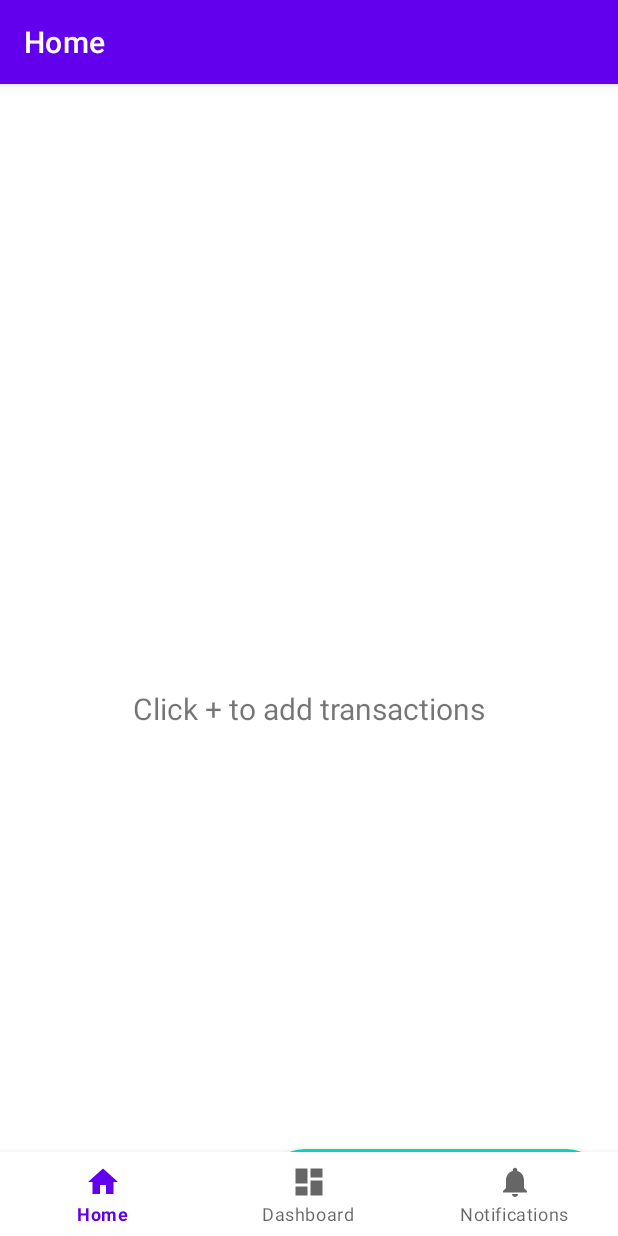
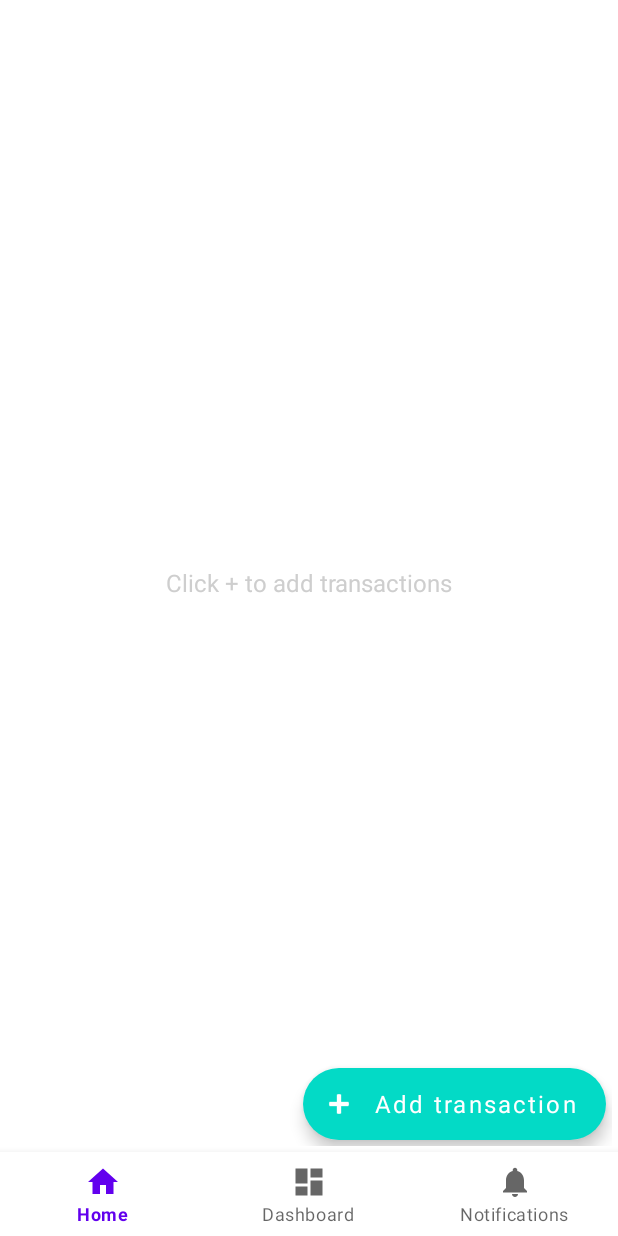
Before and after one commit to Kavin511/expense_manager, an Android app: the screen it shows after launch (MainActivity), on a phone screen of 412 x 824 dp. Run offline under Robolectric (Android 15) with nearby library versions, the phone set to English and light mode, and no system bars; our stand-ins replace navigation-ui.

Commit message:
Updated home screen ui changes

```diff
--- a/app/src/main/AndroidManifest.xml
+++ b/app/src/main/AndroidManifest.xml
@@ -23,6 +23,9 @@
                 <category android:name="android.intent.category.LAUNCHER" />
             </intent-filter>
         </activity>
+        <meta-data
+            android:name="preloaded_fonts"
+            android:resource="@array/preloaded_fonts" />
     </application>
 
 </manifest>
--- a/app/src/main/java/com/example/expensemanager/MainActivity.kt
+++ b/app/src/main/java/com/example/expensemanager/MainActivity.kt
@@ -29,7 +29,6 @@ class MainActivity : AppCompatActivity() {
                 R.id.navigation_home, R.id.navigation_dashboard, R.id.navigation_notifications
             )
         )
-        setupActionBarWithNavController(navController, appBarConfiguration)
         navView.setupWithNavController(navController)
     }
 }
--- a/app/src/main/java/com/example/expensemanager/ui/home/HomeFragment.kt
+++ b/app/src/main/java/com/example/expensemanager/ui/home/HomeFragment.kt
@@ -7,7 +7,11 @@ import android.view.ViewGroup
 import android.widget.TextView
 import androidx.fragment.app.Fragment
 import androidx.lifecycle.ViewModelProvider
+import androidx.navigation.fragment.findNavController
+import androidx.navigation.ui.NavigationUI
+import com.example.expensemanager.R
 import com.example.expensemanager.databinding.FragmentHomeBinding
+import com.google.android.material.floatingactionbutton.ExtendedFloatingActionButton
 
 class HomeFragment : Fragment() {
 
@@ -28,11 +32,19 @@ class HomeFragment : Fragment() {
         _binding = FragmentHomeBinding.inflate(inflater, container, false)
         val root: View = binding.root
 
-        val textView: TextView = binding.textHome
+        val textView: TextView = binding.emptyTransactions
         homeViewModel.text.observe(viewLifecycleOwner) {
             textView.text = it
         }
         return root
+    }
+
+    override fun onViewCreated(view: View, savedInstanceState: Bundle?) {
+        super.onViewCreated(view, savedInstanceState)
+        val addTransactions: ExtendedFloatingActionButton = binding.addTransaction
+        addTransactions.setOnClickListener {
+            findNavController().navigate(R.id.action_navigation_home_to_transactionFragment)
+        }
     }
 
     override fun onDestroyView() {
--- /dev/null
+++ b/app/src/main/java/com/example/expensemanager/ui/transaction/TransactionViewModel.kt
@@ -0,0 +1,4 @@
+package com.example.expensemanager.ui.transaction
+
+class TransactionViewModel {
+}
--- a/app/src/main/res/layout/activity_main.xml
+++ b/app/src/main/res/layout/activity_main.xml
@@ -3,8 +3,7 @@
     xmlns:app="http://schemas.android.com/apk/res-auto"
     android:id="@+id/container"
     android:layout_width="match_parent"
-    android:layout_height="match_parent"
-    android:paddingTop="?attr/actionBarSize">
+    android:layout_height="match_parent">
 
     <com.google.android.material.bottomnavigation.BottomNavigationView
         android:id="@+id/nav_view"
@@ -22,9 +21,10 @@
         android:id="@+id/nav_host_fragment_activity_main"
         android:name="androidx.navigation.fragment.NavHostFragment"
         android:layout_width="match_parent"
-        android:layout_height="match_parent"
+        android:layout_height="0dp"
         app:defaultNavHost="true"
-        app:layout_constraintBottom_toTopOf="@id/nav_view"
+        app:flow_verticalAlign="top"
+        app:layout_constraintBottom_toTopOf="@+id/nav_view"
         app:layout_constraintLeft_toLeftOf="parent"
         app:layout_constraintRight_toRightOf="parent"
         app:layout_constraintTop_toTopOf="parent"
--- a/app/src/main/res/layout/fragment_home.xml
+++ b/app/src/main/res/layout/fragment_home.xml
@@ -4,17 +4,20 @@
     xmlns:tools="http://schemas.android.com/tools"
     android:layout_width="match_parent"
     android:layout_height="match_parent"
+    android:padding="@dimen/default_padding"
+    android:theme="@style/Theme.MaterialComponents.NoActionBar"
     tools:context=".ui.home.HomeFragment">
 
     <TextView
-        android:id="@+id/text_home"
+        android:id="@+id/empty_transactions"
         android:layout_width="match_parent"
         android:layout_height="wrap_content"
         android:layout_marginStart="8dp"
         android:layout_marginTop="8dp"
         android:layout_marginEnd="8dp"
         android:textAlignment="center"
-        android:textSize="20sp"
+        android:textColor="@color/textColor"
+        android:textSize="16sp"
         app:layout_constraintBottom_toBottomOf="parent"
         app:layout_constraintEnd_toEndOf="parent"
         app:layout_constraintStart_toStartOf="parent"
@@ -24,11 +27,16 @@
         android:id="@+id/addTransaction"
         android:layout_width="wrap_content"
         android:layout_height="wrap_content"
-        android:layout_margin="10dp"
-        android:text="Add transactions"
+        android:layout_margin="@dimen/default_margin"
+        android:fontFamily="sans-serif"
+        android:text="@string/add_transaction"
+        android:textAllCaps="false"
         android:textColor="@color/white"
+        android:textSize="16sp"
         app:icon="@android:drawable/ic_input_add"
         app:iconTint="@color/white"
         app:layout_constraintBottom_toBottomOf="parent"
-        app:layout_constraintEnd_toEndOf="parent" />
+        app:layout_constraintEnd_toEndOf="parent"
+        app:shapeAppearance="@style/Widget.Material3.FloatingActionButton.Primary"
+        app:showMotionSpec="@anim/nav_default_enter_anim" />
 </androidx.constraintlayout.widget.ConstraintLayout>
--- a/app/src/main/res/navigation/mobile_navigation.xml
+++ b/app/src/main/res/navigation/mobile_navigation.xml
@@ -9,7 +9,11 @@
         android:id="@+id/navigation_home"
         android:name="com.example.expensemanager.ui.home.HomeFragment"
         android:label="@string/title_home"
-        tools:layout="@layout/fragment_home" />
+        tools:layout="@layout/fragment_home">
+        <action
+            android:id="@+id/action_navigation_home_to_transactionFragment"
+            app:destination="@id/transactionFragment" />
+    </fragment>
 
     <fragment
         android:id="@+id/navigation_dashboard"
@@ -22,4 +26,8 @@
         android:name="com.example.expensemanager.ui.notifications.NotificationsFragment"
         android:label="@string/title_notifications"
         tools:layout="@layout/fragment_notifications" />
+    <fragment
+        android:id="@+id/transactionFragment"
+        android:name="com.example.expensemanager.ui.transaction.TransactionFragment"
+        android:label="TransactionFragment" />
 </navigation>
--- a/app/src/main/res/values-night/themes.xml
+++ b/app/src/main/res/values-night/themes.xml
@@ -1,6 +1,6 @@
 <resources xmlns:tools="http://schemas.android.com/tools">
     <!-- Base application theme. -->
-    <style name="Theme.ExpenseManager" parent="Theme.MaterialComponents.DayNight.DarkActionBar">
+    <style name="Theme.ExpenseManager" parent="Theme.MaterialComponents.DayNight.NoActionBar">
         <!-- Primary brand color. -->
         <item name="colorPrimary">@color/purple_200</item>
         <item name="colorPrimaryVariant">@color/purple_700</item>
--- a/app/src/main/res/values/colors.xml
+++ b/app/src/main/res/values/colors.xml
@@ -7,4 +7,5 @@
     <color name="teal_700">#FF018786</color>
     <color name="black">#FF000000</color>
     <color name="white">#FFFFFFFF</color>
+    <color name="textColor">#cecece</color>
 </resources>
--- a/app/src/main/res/values/dimens.xml
+++ b/app/src/main/res/values/dimens.xml
@@ -2,4 +2,6 @@
     <!-- Default screen margins, per the Android Design guidelines. -->
     <dimen name="activity_horizontal_margin">16dp</dimen>
     <dimen name="activity_vertical_margin">16dp</dimen>
+    <dimen name="default_margin">4dp</dimen>
+    <dimen name="default_padding">4dp</dimen>
 </resources>
--- a/app/src/main/res/values/strings.xml
+++ b/app/src/main/res/values/strings.xml
@@ -3,4 +3,7 @@
     <string name="title_home">Home</string>
     <string name="title_dashboard">Dashboard</string>
     <string name="title_notifications">Notifications</string>
+    <!-- TODO: Remove or change this placeholder text -->
+    <string name="hello_blank_fragment">Hello blank fragment</string>
+    <string name="add_transaction">Add transaction</string>
 </resources>
--- a/app/src/main/res/values/themes.xml
+++ b/app/src/main/res/values/themes.xml
@@ -1,6 +1,6 @@
 <resources xmlns:tools="http://schemas.android.com/tools">
     <!-- Base application theme. -->
-    <style name="Theme.ExpenseManager" parent="Theme.MaterialComponents.DayNight.DarkActionBar">
+    <style name="Theme.ExpenseManager" parent="Theme.MaterialComponents.DayNight.NoActionBar">
         <!-- Primary brand color. -->
         <item name="colorPrimary">@color/purple_500</item>
         <item name="colorPrimaryVariant">@color/purple_700</item>
```
Also changed, not shown: app/src/main/java/com/example/expensemanager/ui/transaction/TransactionFragment.kt (added, +60 -0 lines), app/src/main/res/layout/fragment_transaction.xml (added, +22 -0 lines), 1 other file.
